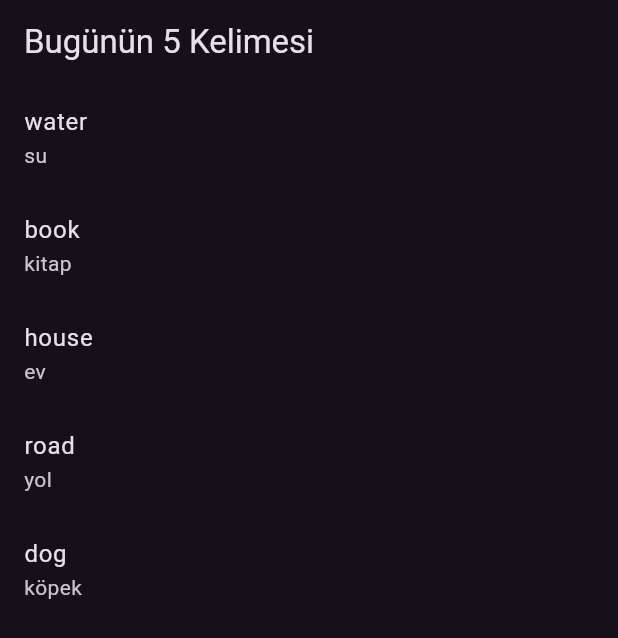
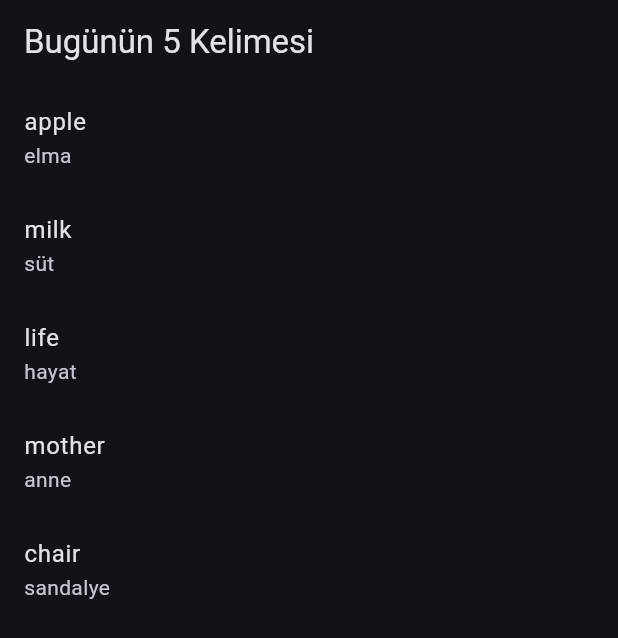
Before and after one commit to envertunasonmez/MiniLanguageCards, a Flutter app: the screen it shows after launch, on a phone screen of 412 x 824 dp. Shown: the top 638 px of the screen. Run offline on Flutter 3.47's test engine with Material 3 defaults, Android fonts, the phone set to English and light mode, and no system bars; our stand-ins replace equatable, flutter_bloc, flutter_local_notifications, hive_flutter, timezone; accounts and stored records are empty.

Commit message:
add - words

```diff
--- a/lib/data/word_list.dart
+++ b/lib/data/word_list.dart
@@ -9,5 +9,51 @@ final List<Map<String, String>> wordList = [
   {"word": "road", "meaning": "yol"},
   {"word": "computer", "meaning": "bilgisayar"},
   {"word": "phone", "meaning": "telefon"},
-  // Burayı 200-300 kelime ile dolduracağız
+{"word": "sun", "meaning": "güneş"},
+  {"word": "moon", "meaning": "ay"},
+  {"word": "star", "meaning": "yıldız"},
+  {"word": "chair", "meaning": "sandalye"},
+  {"word": "table", "meaning": "masa"},
+  {"word": "window", "meaning": "pencere"},
+  {"word": "door", "meaning": "kapı"},
+  {"word": "school", "meaning": "okul"},
+  {"word": "teacher", "meaning": "öğretmen"},
+  {"word": "student", "meaning": "öğrenci"},
+  {"word": "pen", "meaning": "kalem"},
+  {"word": "paper", "meaning": "kağıt"},
+  {"word": "city", "meaning": "şehir"},
+  {"word": "village", "meaning": "köy"},
+  {"word": "river", "meaning": "nehir"},
+  {"word": "sea", "meaning": "deniz"},
+  {"word": "mountain", "meaning": "dağ"},
+  {"word": "food", "meaning": "yemek"},
+  {"word": "bread", "meaning": "ekmek"},
+  {"word": "milk", "meaning": "süt"},
+  {"word": "egg", "meaning": "yumurta"},
+  {"word": "cheese", "meaning": "peynir"},
+  {"word": "music", "meaning": "müzik"},
+  {"word": "song", "meaning": "şarkı"},
+  {"word": "friend", "meaning": "arkadaş"},
+  {"word": "family", "meaning": "aile"},
+  {"word": "mother", "meaning": "anne"},
+  {"word": "father", "meaning": "baba"},
+  {"word": "child", "meaning": "çocuk"},
+  {"word": "work", "meaning": "iş"},
+  {"word": "game", "meaning": "oyun"},
+  {"word": "love", "meaning": "sevgi"},
+  {"word": "life", "meaning": "hayat"},
+  {"word": "time", "meaning": "zaman"},
+  {"word": "water", "meaning": "su"},
+  {"word": "fire", "meaning": "ateş"},
+  {"word": "air", "meaning": "hava"},
+  {"word": "earth", "meaning": "toprak"},
+  {"word": "sky", "meaning": "gök"},
+  {"word": "flower", "meaning": "çiçek"},
+  {"word": "bird", "meaning": "kuş"},
+  {"word": "fish", "meaning": "balık"},
+  {"word": "horse", "meaning": "at"},
+  {"word": "rabbit", "meaning": "tavuk"},
+  {"word": "snake", "meaning": "yılan"},
+  {"word": "tiger", "meaning": "kaplan"},
+  {"word": "lion", "meaning": "aslan"},
 ];
```
